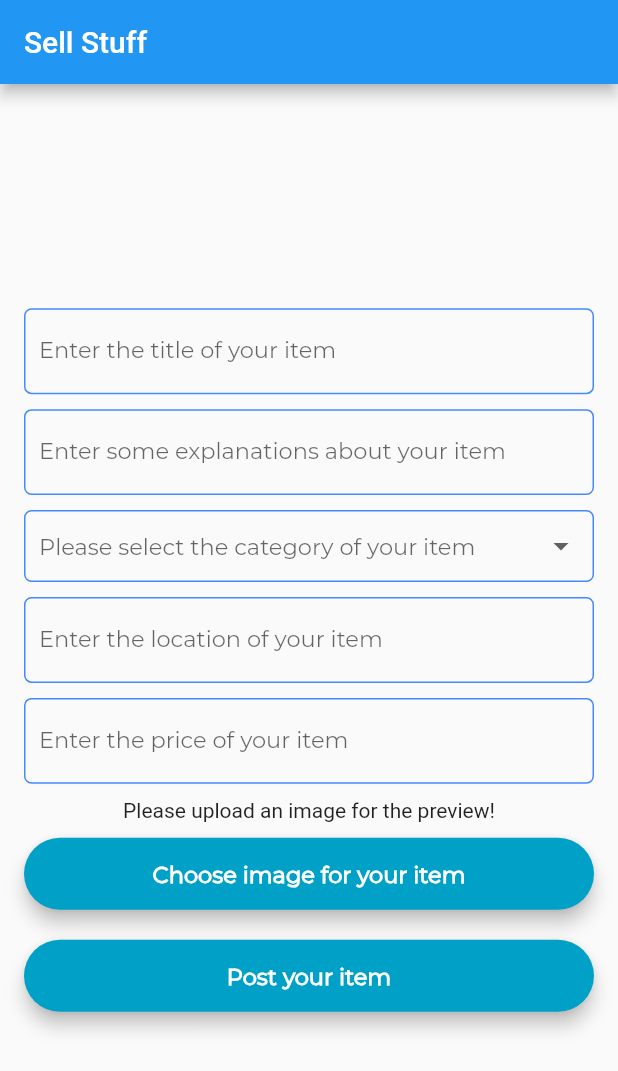
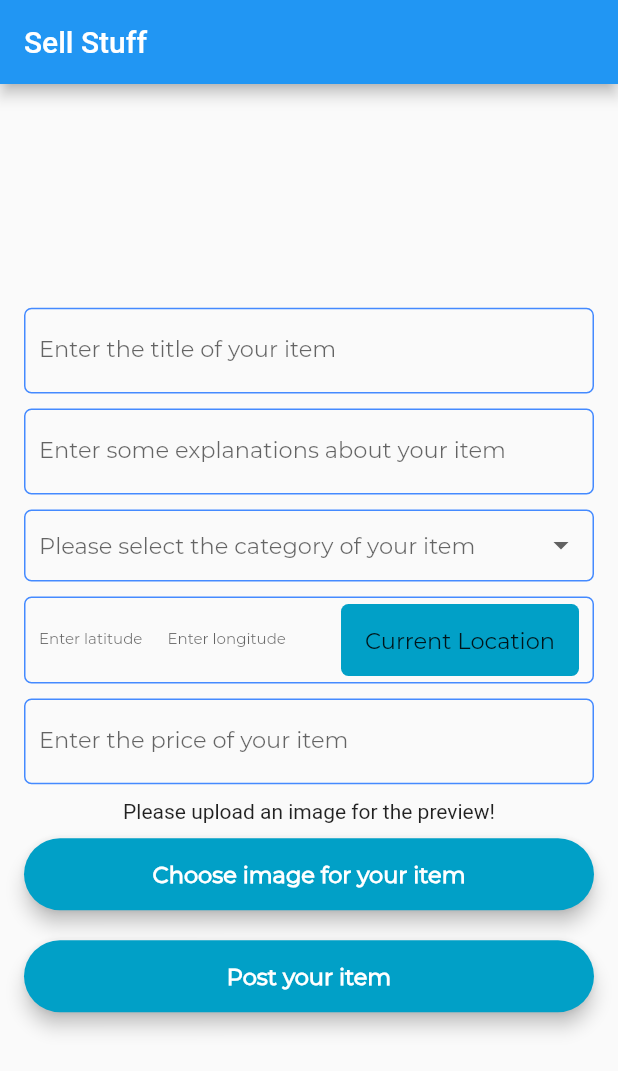
Before and after one commit to Argenova-2020-Intern-Project/Flutter-Shopping-App, a Flutter app: the SellStuff screen opened directly, on a phone screen of 412 x 824 dp. Shown: the top 1071 px of the screen. Run offline on Flutter 3.47's test engine with Material 2 defaults, Android fonts, the phone set to English and light mode, and no system bars; our stand-ins replace cloud_firestore, firebase_auth, firebase_storage, image_picker, location, toast; missing offline and left inert: password; accounts and stored records are empty.

Commit message:
location service added

```diff
--- a/lib/models/Item.dart
+++ b/lib/models/Item.dart
@@ -7,13 +7,13 @@ class Item {
   String title;
   String explanation;
   String category;
-  String location;
   String price;
   Timestamp date;
   DateTime time;
-  int views;
   User author;
   String img_url;
+  double latitude;
+  double longitude;
 
   Item(
       {this.item_uid,
@@ -21,11 +21,11 @@ class Item {
       this.title,
       this.explanation,
       this.category,
-      this.location,
       this.price,
       this.date,
-      this.views,
-      this.img_url});
+      this.img_url,
+      this.latitude,
+      this.longitude});
 
   Item.withAuthor(
       {this.item_uid,
@@ -33,10 +33,10 @@ class Item {
       this.title,
       this.explanation,
       this.category,
-      this.location,
       this.price,
       this.date,
-      this.views,
       this.author,
-      this.img_url});
+      this.img_url,
+      this.latitude,
+      this.longitude});
 }
--- /dev/null
+++ b/lib/models/Location.dart
@@ -0,0 +1,6 @@
+class UserLocation {
+  final double latitude;
+  final double longitude;
+
+  UserLocation({this.latitude, this.longitude});
+}
--- a/lib/services/database.dart
+++ b/lib/services/database.dart
@@ -5,6 +5,7 @@ import 'package:Intern/models/Item.dart';
 import 'package:Intern/services/authenticator.dart';
 import 'package:firebase_auth/firebase_auth.dart';
 import 'package:Intern/main.dart' as ref;
+import 'package:firebase_storage/firebase_storage.dart';
 
 class DatabaseService {
   final CollectionReference userCollRef =
@@ -164,11 +165,11 @@ class DatabaseService {
           title: dc.data['title'],
           explanation: dc.data['explanation'],
           category: dc.data['category'],
-          location: dc.data['location'],
           price: dc.data['price'],
           date: dc.data['date'],
-          views: dc.data['views'],
-          img_url: dc.data['img_url']));
+          img_url: dc.data['img_url'],
+          latitude: dc.data['latitude'],
+          longitude: dc.data['longitude']));
       lastItemDc = dc;
     }
     return itemList;
@@ -189,11 +190,11 @@ class DatabaseService {
           title: dc.data['title'],
           explanation: dc.data['explanation'],
           category: dc.data['category'],
-          location: dc.data['location'],
           price: dc.data['price'],
           date: dc.data['date'],
-          views: dc.data['views'],
-          img_url: dc.data['img_url']));
+          img_url: dc.data['img_url'],
+          latitude: dc.data['latitude'],
+          longitude: dc.data['longitude']));
     }
     return itemList;
   }
@@ -204,11 +205,11 @@ class DatabaseService {
       'title': item.title,
       'explanation': item.explanation,
       'category': item.category,
-      'location': item.location,
       'price': item.price,
       'date': item.date,
-      'views': item.views,
-      'img_url': item.img_url
+      'img_url': item.img_url,
+      'latitude': item.latitude,
+      'longitude': item.longitude
     };
     await itemCollRef.add(map);
   }
@@ -233,11 +234,6 @@ class DatabaseService {
         }, merge: true);
       }
 
-      if (item.location.isNotEmpty) {
-        await itemCollRef.document(item.item_uid).setData({
-          'location': item.location,
-        }, merge: true);
-      }
       if (item.price.isNotEmpty) {
         await itemCollRef.document(item.item_uid).setData({
           'price': item.price,
@@ -252,6 +248,11 @@ class DatabaseService {
     FirebaseUser firebaseUser = await authService.getCurrentUser();
     if (firebaseUser.uid == item.author.uid) {
       await itemCollRef.document(item.item_uid).delete();
+      StorageReference imgRef = await FirebaseStorage.instance
+          .ref()
+          .getStorage()
+          .getReferenceFromUrl(item.img_url);
+      await imgRef.delete();
       return 1;
     } else
       return null;
--- /dev/null
+++ b/lib/services/location-service.dart
@@ -0,0 +1,44 @@
+import 'dart:async';
+
+import 'package:location/location.dart';
+import 'package:Intern/models/Location.dart';
+
+class LocationService {
+  // Keep track of current Location
+  UserLocation _currentLocation;
+  Location location = Location();
+  // Continuously emit location updates
+  StreamController<UserLocation> _locationController =
+      StreamController<UserLocation>.broadcast();
+
+  LocationService() {
+    location.requestPermission().then((granted) {
+      if (granted == PermissionStatus.GRANTED) {
+        location.onLocationChanged().listen((locationData) {
+          if (locationData != null) {
+            _locationController.add(UserLocation(
+              latitude: locationData.latitude,
+              longitude: locationData.longitude,
+            ));
+          }
+        });
+      }
+    });
+  }
+
+  Stream<UserLocation> get locationStream => _locationController.stream;
+
+  Future<UserLocation> getLocation() async {
+    try {
+      var userLocation = await location.getLocation();
+      _currentLocation = UserLocation(
+        latitude: userLocation.latitude,
+        longitude: userLocation.longitude,
+      );
+    } catch (e) {
+      print('Could not get the location: $e');
+    }
+
+    return _currentLocation;
+  }
+}
--- a/lib/shared/ItemTile.dart
+++ b/lib/shared/ItemTile.dart
@@ -118,7 +118,7 @@ class ItemTile extends StatelessWidget {
                       Image.network(item.img_url, height: 250),
                       Text(item.explanation, textAlign: TextAlign.left, style: TextStyle(fontFamily: 'Montserrat', fontSize: 15)),
                       Text('Category: ' + item.category, textAlign: TextAlign.left, style: TextStyle(fontFamily: 'Montserrat', fontSize: 15)),
-                      Text('Location: ' + item.location, textAlign: TextAlign.left, style: TextStyle(fontFamily: 'Montserrat', fontSize: 15)),
+                      Text('Location: ' + item.latitude.toString() + ', ' + item.longitude.toString(), textAlign: TextAlign.left, style: TextStyle(fontFamily: 'Montserrat', fontSize: 15)),
                       Text(item.price + '₺', textAlign: TextAlign.left, style: TextStyle(fontFamily: 'Montserrat', fontSize: 20)),
                     ]
                   ),
--- a/lib/views/home/item-list.dart
+++ b/lib/views/home/item-list.dart
@@ -56,7 +56,6 @@ class _ItemList extends State<ItemList> {
     TextEditingController updateItemTitle = TextEditingController();
     TextEditingController updateItemExplanation = TextEditingController();
     String updateItemCategory;
-    TextEditingController updateItemLocation = TextEditingController();
     TextEditingController updateItemPrice = TextEditingController();
     showDialog(
         context: context,
@@ -139,12 +138,6 @@ class _ItemList extends State<ItemList> {
                         hint: Text("Old category: " + item.category),
                       ),
                       SizedBox(height: 20.0),
-                      TextField(
-                        controller: updateItemLocation,
-                        decoration: InputDecoration(
-                            border: InputBorder.none,
-                            hintText: "Old Location: " + item.location),
-                      ),
                       SizedBox(height: 20.0),
                       TextField(
                         controller: updateItemPrice,
@@ -160,7 +153,6 @@ class _ItemList extends State<ItemList> {
                     if (updateItemTitle.text.isEmpty &&
                         updateItemExplanation.text.isEmpty &&
                         (updateItemCategory?.isEmpty ?? true) &&
-                        updateItemLocation.text.isEmpty &&
                         updateItemPrice.text.isEmpty) {
                       Toast.show("Please fill at least one box", context,
                           gravity: Toast.CENTER);
@@ -168,11 +160,9 @@ class _ItemList extends State<ItemList> {
                       item.title = updateItemTitle.text;
                       item.explanation = updateItemExplanation.text;
                       item.category = updateItemCategory;
-                      item.location = updateItemLocation.text;
                       item.price = updateItemPrice.text;
                       updateItemTitle.clear();
                       updateItemExplanation.clear();
-                      updateItemLocation.clear();
                       updateItemPrice.clear();
                       onUpdateItem(item);
                       Navigator.pop(context);
--- a/lib/views/sell-stuff.dart
+++ b/lib/views/sell-stuff.dart
@@ -11,6 +11,8 @@ import 'package:firebase_storage/firebase_storage.dart';
 import 'package:image_picker/image_picker.dart';
 import 'dart:io';
 import 'package:path/path.dart' as Path;
+import 'package:provider/provider.dart';
+import 'package:Intern/models/Location.dart';
 
 class SellStuff extends StatefulWidget {
   @override
@@ -21,21 +23,24 @@ class SellStuff extends StatefulWidget {
 
 class _SellStuff extends State<SellStuff> with ItemValidationMixin {
   final formKey = GlobalKey<FormState>();
+  File _image;
+  List<Item> itemList = List();
+  FirebaseUser user;
   bool validateTitle = false;
   bool validateExplanation = false;
   bool validateCategory = false;
-  bool validateLocation = false;
   bool validatePrice = false;
+  bool validateLatitude = false;
+  bool validateLongitude = false;
+  bool currLocation = false;
+  bool isLoading = false;
   final TextEditingController itemTitle = TextEditingController();
   final TextEditingController itemExplanation = TextEditingController();
   String itemCategory;
-  final TextEditingController itemLocation = TextEditingController();
   final TextEditingController itemPrice = TextEditingController();
   final DatabaseService databaseService = DatabaseService();
-  File _image;
-  String _uploadedFileURL;
-  List<Item> itemList = List();
-  FirebaseUser user;
+  TextEditingController latitude = TextEditingController();
+  TextEditingController longitude = TextEditingController();
 
   Future chooseFile() async {
     await ImagePicker.pickImage(source: ImageSource.gallery).then((image) {
@@ -45,21 +50,40 @@ class _SellStuff extends State<SellStuff> with ItemValidationMixin {
     });
   }
 
-  Future uploadFile() async {
+  Future postItem(String title, String explanation, String category,
+      String price, double latitude, double longitude) async {
     StorageReference storageReference = FirebaseStorage.instance
         .ref()
         .child('item-photos/${Path.basename(_image.path)}}');
     StorageUploadTask uploadTask = storageReference.putFile(_image);
     await uploadTask.onComplete;
+    user ??= await AuthService().getCurrentUser();
     storageReference.getDownloadURL().then((fileURL) {
+      Item item = Item(
+          title: title,
+          explanation: explanation,
+          category: category,
+          price: price,
+          author_id: user.uid,
+          date: Timestamp.now(),
+          img_url: fileURL,
+          latitude: latitude,
+          longitude: longitude);
+      databaseService.insertItem(item).then((value) {
         setState(() {
-        _uploadedFileURL = fileURL;
+          itemList.add(item);
+        });
+        Toast.show(
+            'Your item posted successfully!', context,
+            duration: Toast.LENGTH_LONG,
+            gravity: Toast.BOTTOM);
       });
     });
   }
 
   @override
   Widget build(BuildContext context) {
+    var userLocation = Provider.of<UserLocation>(context);
     return Scaffold(
       appBar: AppBar(
         automaticallyImplyLeading: false,
@@ -195,23 +219,64 @@ class _SellStuff extends State<SellStuff> with ItemValidationMixin {
                           borderRadius: BorderRadius.all(Radius.circular(5)),
                         ),
                         child: Padding(
-                        padding:
-                            EdgeInsets.symmetric(vertical: 0, horizontal: 10),
-                        child: TextField(
-                          controller: itemLocation,
+                            padding: EdgeInsets.symmetric(
+                                vertical: 0, horizontal: 10),
+                            child: Row(children: [
+                              Expanded(
+                                  child: currLocation
+                                      ? Text(
+                                          '${userLocation.latitude}',
                                           style: ref.textStyle,
-                          minLines: 1,
-                          maxLines: 3,
+                                        )
+                                      : TextField(
+                                          controller: latitude,
+                                          style: ref.textStyle
+                                              .copyWith(fontSize: 10),
                                           decoration: InputDecoration(
                                             border: InputBorder.none,
-                            labelText: "Enter the location of your item",
-                            errorText: validateLocation
-                                ? 'Location can\'t be empty!'
+                                            labelText: 'Enter latitude',
+                                            errorText: validateLatitude
+                                                ? 'latitude can\'t be empty!'
                                                 : null,
                                           ),
+                                        )),
+                              Expanded(
+                                  child: currLocation
+                                      ? Text(
+                                          '${userLocation.longitude}',
+                                          style: ref.textStyle,
+                                        )
+                                      : TextField(
+                                          controller: longitude,
+                                          style: ref.textStyle
+                                              .copyWith(fontSize: 10),
+                                          decoration: InputDecoration(
+                                            border: InputBorder.none,
+                                            labelText: 'Enter longitude',
+                                            errorText: validateLongitude
+                                                ? 'longitude can\'t be empty!'
+                                                : null,
                                           ),
+                                        )),
+                              Container(
+                                  margin: EdgeInsets.fromLTRB(30, 5, 0, 5),
+                                  decoration: BoxDecoration(
+                                    color: ref.buttonColor,
+                                    borderRadius:
+                                        BorderRadius.all(Radius.circular(5)),
                                   ),
-                    ),
+                                  child: FlatButton(
+                                    onPressed: () {
+                                      setState(() {
+                                        currLocation = true;
+                                        validateLongitude = true;
+                                        validateLatitude = true;
+                                      });
+                                    },
+                                    child: Text('Current Location',
+                                        style: ref.textStyle),
+                                  ))
+                            ]))),
                     SizedBox(height: 10.0),
                     DecoratedBox(
                       decoration: BoxDecoration(
@@ -237,7 +302,7 @@ class _SellStuff extends State<SellStuff> with ItemValidationMixin {
                     ),
                     SizedBox(height: 10.0),
                     _image != null
-                        ? Image.asset(_image.path, height: 200)
+                        ? Image.file(_image, height: 200)
                         : Text('Please upload an image for the preview!'),
                     SizedBox(height: 10.0),
                     _image == null
@@ -296,9 +361,6 @@ class _SellStuff extends State<SellStuff> with ItemValidationMixin {
                               (itemCategory?.isEmpty ?? true)
                                   ? validateCategory = true
                                   : validateCategory = false;
-                              itemLocation.text.isEmpty
-                                  ? validateLocation = true
-                                  : validateLocation = false;
                               itemPrice.text.isEmpty
                                   ? validatePrice = true
                                   : validatePrice = false;
@@ -306,40 +368,26 @@ class _SellStuff extends State<SellStuff> with ItemValidationMixin {
                             if (itemTitle.text.isNotEmpty &&
                                 itemExplanation.text.isNotEmpty &&
                                 (itemCategory?.isNotEmpty ?? true) &&
-                                itemLocation.text.isNotEmpty &&
                                 itemPrice.text.isNotEmpty &&
                                 _image != null) {
-                              String title = itemTitle.text;
-                              String explanation = itemExplanation.text;
-                              String category = itemCategory;
-                              String location = itemLocation.text;
-                              String price = itemPrice.text;
+                              double _latitude = currLocation
+                                  ? double.parse('${userLocation.latitude}')
+                                  : double.parse(latitude.text.toString());
+                              double _longitude = currLocation
+                                  ? double.parse('${userLocation.longitude}')
+                                  : double.parse(longitude.text.toString());
+                              postItem(
+                                  itemTitle.text.toString(),
+                                  itemExplanation.text,
+                                  itemCategory,
+                                  itemPrice.text,
+                                  _latitude,
+                                  _longitude);
                               itemTitle.clear();
                               itemExplanation.clear();
-                              itemLocation.clear();
                               itemPrice.clear();
-                              _image = null;
-
-                              user ??= await AuthService().getCurrentUser();
-                              Item item = Item(
-                                  title: title,
-                                  explanation: explanation,
-                                  category: category,
-                                  location: location,
-                                  price: price,
-                                  author_id: user.uid,
-                                  date: Timestamp.now(),
-                                  img_url: _uploadedFileURL);
-                              databaseService.insertItem(item).then((value) {
-                                setState(() {
-                                  uploadFile();
-                                  itemList.add(item);
-                                });
-                                Toast.show(
-                                    'Your item posted successfully!', context,
-                                    duration: Toast.LENGTH_LONG,
-                                    gravity: Toast.BOTTOM);
-                              });
+                              latitude.clear();
+                              longitude.clear();
                             }
                           },
                           child: Text("Post your item",
--- a/pubspec.yaml
+++ b/pubspec.yaml
@@ -28,6 +28,7 @@ dependencies:
   toast: ^0.1.5
   url_launcher: ^5.5.0
   password: ^1.0.0
+  location: ^2.3.5
 dev_dependencies:
   flutter_test:
     sdk: flutter
```
Also changed, not shown: lib/main.dart (+7 -2 lines), pubspec.lock, 2 other files. Lines whose indentation alone changed are shown as unchanged.
